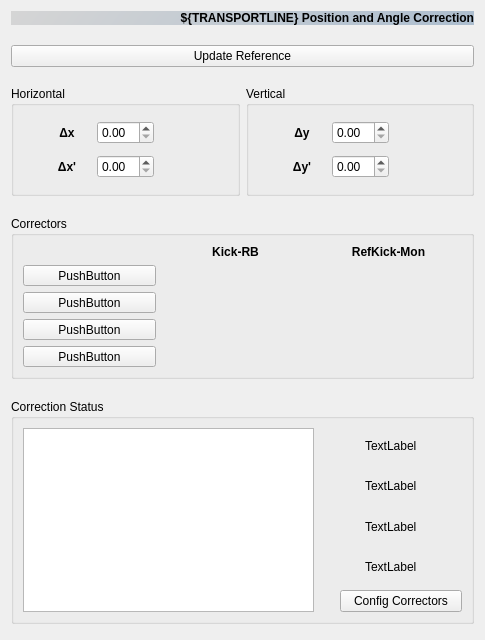
This is pyqt-apps/siriushla/as_ap_posang/ui_as_ap_posang.ui in lnls-sirius/hla as Qt 5 draws it before an edit. The edited form follows.
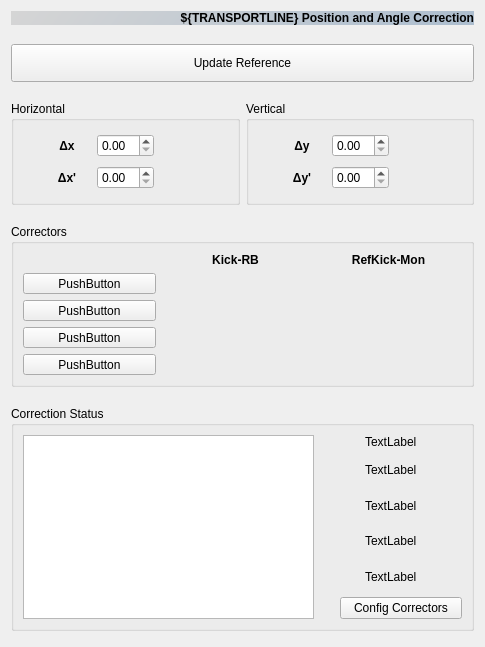
This is the edited form. Custom widgets are drawn as their Qt base class.

Commit message: PosAng.ENH: update to control ch-sept and ch-ch versions

```diff
--- a/pyqt-apps/siriushla/as_ap_posang/ui_as_ap_posang.ui
+++ b/pyqt-apps/siriushla/as_ap_posang/ui_as_ap_posang.ui
@@ -7,7 +7,7 @@
     <x>0</x>
     <y>0</y>
     <width>485</width>
-    <height>640</height>
+    <height>647</height>
    </rect>
   </property>
   <property name="sizePolicy">
@@ -963,7 +963,7 @@
       <string>Correction Status</string>
      </property>
      <layout class="QGridLayout" name="gridLayout_4" columnstretch="15,1,1,5">
-      <item row="0" column="2">
+      <item row="1" column="2">
        <widget class="SiriusLedAlert" name="SiriusLedAlert">
         <property name="sizePolicy">
          <sizepolicy hsizetype="Preferred" vsizetype="Preferred">
@@ -1000,7 +1000,7 @@
         </property>
        </widget>
       </item>
-      <item row="0" column="3">
+      <item row="1" column="3">
        <widget class="QLabel" name="label_status0">
         <property name="sizePolicy">
          <sizepolicy hsizetype="Preferred" vsizetype="Expanding">
@@ -1016,7 +1016,7 @@
         </property>
        </widget>
       </item>
-      <item row="1" column="2">
+      <item row="2" column="2">
        <widget class="SiriusLedAlert" name="SiriusLedAlert_2">
         <property name="sizePolicy">
          <sizepolicy hsizetype="Preferred" vsizetype="Preferred">
@@ -1053,7 +1053,7 @@
         </property>
        </widget>
       </item>
-      <item row="1" column="3">
+      <item row="2" column="3">
        <widget class="QLabel" name="label_status1">
         <property name="sizePolicy">
          <sizepolicy hsizetype="Preferred" vsizetype="Expanding">
@@ -1069,7 +1069,7 @@
         </property>
        </widget>
       </item>
-      <item row="2" column="2">
+      <item row="3" column="2">
        <widget class="SiriusLedAlert" name="SiriusLedAlert_3">
         <property name="sizePolicy">
          <sizepolicy hsizetype="Preferred" vsizetype="Preferred">
@@ -1106,7 +1106,7 @@
         </property>
        </widget>
       </item>
-      <item row="2" column="3">
+      <item row="3" column="3">
        <widget class="QLabel" name="label_status2">
         <property name="sizePolicy">
          <sizepolicy hsizetype="Preferred" vsizetype="Expanding">
@@ -1122,7 +1122,7 @@
         </property>
        </widget>
       </item>
-      <item row="3" column="2">
+      <item row="4" column="2">
        <widget class="SiriusLedAlert" name="SiriusLedAlert_4">
         <property name="sizePolicy">
          <sizepolicy hsizetype="Preferred" vsizetype="Preferred">
@@ -1159,7 +1159,7 @@
         </property>
        </widget>
       </item>
-      <item row="3" column="3">
+      <item row="4" column="3">
        <widget class="QLabel" name="label_status3">
         <property name="sizePolicy">
          <sizepolicy hsizetype="Preferred" vsizetype="Expanding">
@@ -1175,7 +1175,92 @@
         </property>
        </widget>
       </item>
-      <item row="0" column="0" rowspan="5">
+      <item row="5" column="2" colspan="2">
+       <widget class="PyDMPushButton" name="PyDMPushButton_ConfigMA">
+        <property name="minimumSize">
+         <size>
+          <width>0</width>
+          <height>0</height>
+         </size>
+        </property>
+        <property name="maximumSize">
+         <size>
+          <width>16777215</width>
+          <height>16777215</height>
+         </size>
+        </property>
+        <property name="toolTip">
+         <string/>
+        </property>
+        <property name="whatsThis">
+         <string>
+    Basic PushButton to send a fixed value.
+
+    The PyDMPushButton is meant to hold a specific value, and send that value
+    to a channel when it is clicked, much like the MessageButton does in EDM.
+    The PyDMPushButton works in two different modes of operation, first, a
+    fixed value can be given to the :attr:`.pressValue` attribute, whenever the
+    button is clicked a signal containing this value will be sent to the
+    connected channel. This is the default behavior of the button. However, if
+    the :attr:`.relativeChange` is set to True, the fixed value will be added
+    to the current value of the channel. This means that the button will
+    increment a channel by a fixed amount with every click, a consistent
+    relative move
+
+    Parameters
+    ----------
+    parent : QObject, optional
+        Parent of PyDMPushButton
+
+    label : str, optional
+        String to place on button
+
+    icon : QIcon, optional
+        An Icon to display on the PyDMPushButton
+
+    pressValue : int, float, str
+        Value to be sent when the button is clicked
+
+    relative : bool, optional
+        Choice to have the button perform a relative put, instead of always
+        setting to an absolute value
+
+    init_channel : str, optional
+        ID of channel to manipulate
+
+    </string>
+        </property>
+        <property name="styleSheet">
+         <string notr="true"/>
+        </property>
+        <property name="text">
+         <string>Config Correctors</string>
+        </property>
+        <property name="channel" stdset="0">
+         <string>${PREFIX}${TRANSPORTLINE}-Glob:AP-PosAng:ConfigMA-Cmd</string>
+        </property>
+        <property name="pressValue" stdset="0">
+         <string>1</string>
+        </property>
+       </widget>
+      </item>
+      <item row="1" column="1" rowspan="5">
+       <spacer name="horizontalSpacer_7">
+        <property name="orientation">
+         <enum>Qt::Horizontal</enum>
+        </property>
+        <property name="sizeType">
+         <enum>QSizePolicy::Maximum</enum>
+        </property>
+        <property name="sizeHint" stdset="0">
+         <size>
+          <width>40</width>
+          <height>20</height>
+         </size>
+        </property>
+       </spacer>
+      </item>
+      <item row="0" column="0" rowspan="6">
        <widget class="PyDMLogLabel" name="PyDMLogLabel">
         <property name="sizePolicy">
          <sizepolicy hsizetype="Expanding" vsizetype="Expanding">
@@ -1208,87 +1293,18 @@
         </property>
        </widget>
       </item>
-      <item row="4" column="2" colspan="2">
-       <widget class="PyDMPushButton" name="PyDMPushButton_ConfigMA">
-        <property name="minimumSize">
-         <size>
-          <width>0</width>
-          <height>0</height>
-         </size>
-        </property>
-        <property name="maximumSize">
-         <size>
-          <width>16777215</width>
-          <height>16777215</height>
-         </size>
-        </property>
-        <property name="toolTip">
-         <string/>
-        </property>
-        <property name="whatsThis">
-         <string>
-    Basic PushButton to send a fixed value.
-
-    The PyDMPushButton is meant to hold a specific value, and send that value
-    to a channel when it is clicked, much like the MessageButton does in EDM.
-    The PyDMPushButton works in two different modes of operation, first, a
-    fixed value can be given to the :attr:`.pressValue` attribute, whenever the
-    button is clicked a signal containing this value will be sent to the
-    connected channel. This is the default behavior of the button. However, if
-    the :attr:`.relativeChange` is set to True, the fixed value will be added
-    to the current value of the channel. This means that the button will
-    increment a channel by a fixed amount with every click, a consistent
-    relative move
-
-    Parameters
-    ----------
-    parent : QObject, optional
-        Parent of PyDMPushButton
-
-    label : str, optional
-        String to place on button
-
-    icon : QIcon, optional
-        An Icon to display on the PyDMPushButton
-
-    pressValue : int, float, str
-        Value to be sent when the button is clicked
-
-    relative : bool, optional
-        Choice to have the button perform a relative put, instead of always
-        setting to an absolute value
-
-    init_channel : str, optional
-        ID of channel to manipulate
-
-    </string>
-        </property>
+      <item row="0" column="3">
+       <widget class="QLabel" name="label_corrtype">
         <property name="styleSheet">
-         <string notr="true"/>
+         <string notr="true">font-weight:normal;</string>
         </property>
         <property name="text">
-         <string>Config Correctors</string>
-        </property>
-        <property name="pressValue" stdset="0">
-         <string>0</string>
+         <string>TextLabel</string>
         </property>
        </widget>
       </item>
-      <item row="0" column="1" rowspan="5">
-       <spacer name="horizontalSpacer_7">
-        <property name="orientation">
-         <enum>Qt::Horizontal</enum>
-        </property>
-        <property name="sizeType">
-         <enum>QSizePolicy::Maximum</enum>
-        </property>
-        <property name="sizeHint" stdset="0">
-         <size>
-          <width>40</width>
-          <height>20</height>
-         </size>
-        </property>
-       </spacer>
+      <item row="0" column="2">
+       <layout class="QHBoxLayout" name="hlay_corrtype"/>
       </item>
      </layout>
     </widget>
@@ -1384,7 +1400,7 @@
      <property name="minimumSize">
       <size>
        <width>0</width>
-       <height>0</height>
+       <height>38</height>
       </size>
      </property>
      <property name="toolTip">
```
Left out of the diff: 43 changed lines with no effect on the pictures. The commit also changes 1 other file.
